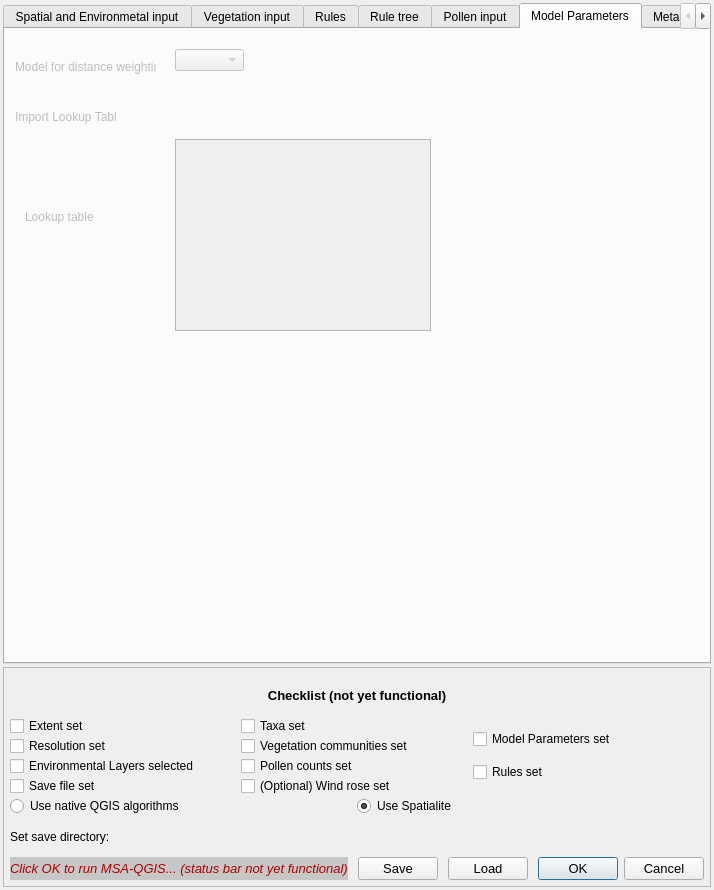
Old version of the form MSA_QGIS_dialog_base.ui in the repository ThyavdBerg/MSA-Q.
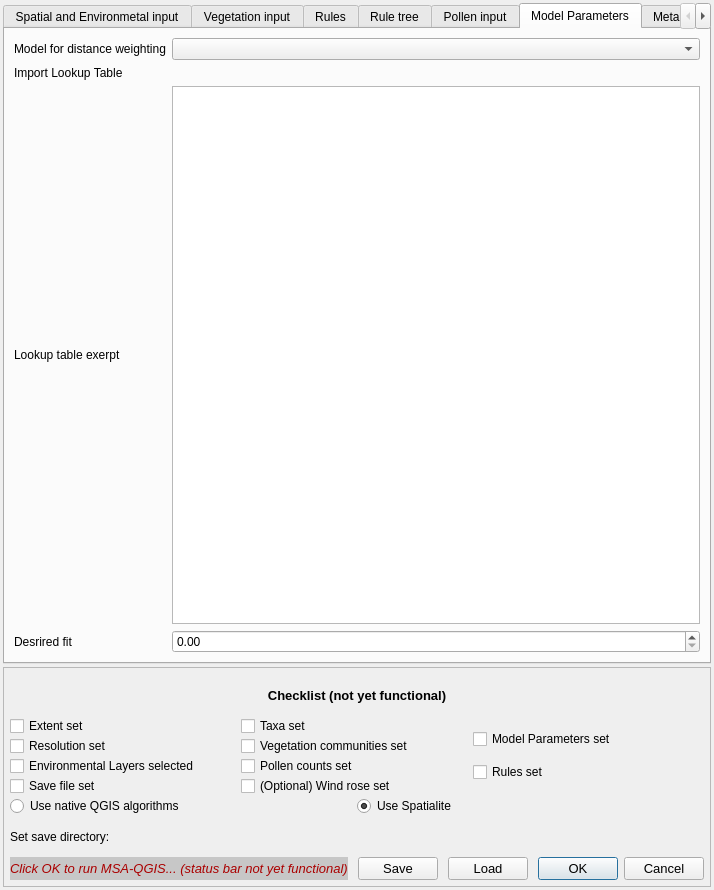
New version of the form. The open tabs and pages were chosen to show the change. Custom widgets are drawn as their Qt base class.

```diff
--- a/MSA_QGIS_dialog_base.ui
+++ b/MSA_QGIS_dialog_base.ui
@@ -1094,80 +1094,53 @@
        </widget>
        <widget class="QWidget" name="tab_modelParameters">
         <property name="enabled">
-         <bool>false</bool>
+         <bool>true</bool>
         </property>
         <attribute name="title">
          <string>Model Parameters</string>
         </attribute>
-        <widget class="QComboBox" name="comboBox_dispModel">
-         <property name="geometry">
-          <rect>
-           <x>170</x>
-           <y>20</y>
-           <width>69</width>
-           <height>22</height>
-          </rect>
-         </property>
-        </widget>
+        <layout class="QGridLayout" name="gridLayout_4">
+         <item row="0" column="0">
         <widget class="QLabel" name="label">
-         <property name="geometry">
-          <rect>
-           <x>10</x>
-           <y>30</y>
-           <width>141</width>
-           <height>16</height>
-          </rect>
-         </property>
          <property name="text">
           <string>Model for distance weighting</string>
          </property>
         </widget>
-        <widget class="QgsFileWidget" name="mQgsFileWidget">
-         <property name="geometry">
-          <rect>
-           <x>170</x>
-           <y>70</y>
-           <width>90</width>
-           <height>27</height>
-          </rect>
-         </property>
-        </widget>
+         </item>
+         <item row="0" column="1">
+          <widget class="QComboBox" name="comboBox_dispModel"/>
+         </item>
+         <item row="1" column="0">
         <widget class="QLabel" name="label_2">
-         <property name="geometry">
-          <rect>
-           <x>10</x>
-           <y>80</y>
-           <width>101</width>
-           <height>16</height>
-          </rect>
-         </property>
          <property name="text">
           <string>Import Lookup Table</string>
          </property>
         </widget>
-        <widget class="QTableWidget" name="tableWidget">
-         <property name="geometry">
-          <rect>
-           <x>170</x>
-           <y>110</y>
-           <width>256</width>
-           <height>192</height>
-          </rect>
-         </property>
-        </widget>
+         </item>
+         <item row="1" column="1">
+          <widget class="QgsFileWidget" name="mQgsFileWidget"/>
+         </item>
+         <item row="2" column="0">
         <widget class="QLabel" name="label_3">
-         <property name="geometry">
-          <rect>
-           <x>20</x>
-           <y>180</y>
-           <width>91</width>
-           <height>16</height>
-          </rect>
-         </property>
+           <property name="text">
+            <string>Lookup table exerpt</string>
+           </property>
+          </widget>
+         </item>
+         <item row="2" column="1">
+          <widget class="QTableWidget" name="tableWidget"/>
+         </item>
+         <item row="3" column="0">
+          <widget class="QLabel" name="label_5">
          <property name="text">
-          <string>Lookup table</string>
-         </property>
-        </widget>
+            <string>Desrired fit</string>
+           </property>
+          </widget>
+         </item>
+         <item row="3" column="1">
+          <widget class="QDoubleSpinBox" name="doubleSpinBox"/>
+         </item>
+        </layout>
        </widget>
        <widget class="QWidget" name="tab_metadata">
         <property name="enabled">
```
Left out of the diff: 2 changed lines with no effect on the pictures. Lines whose indentation alone changed are shown as unchanged.
